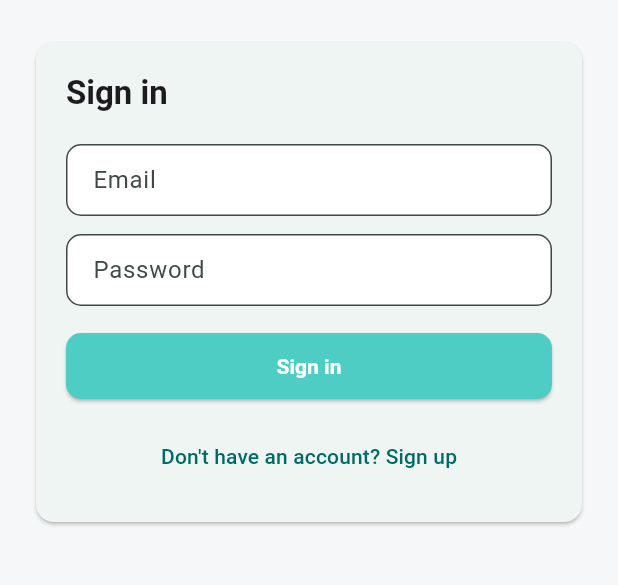
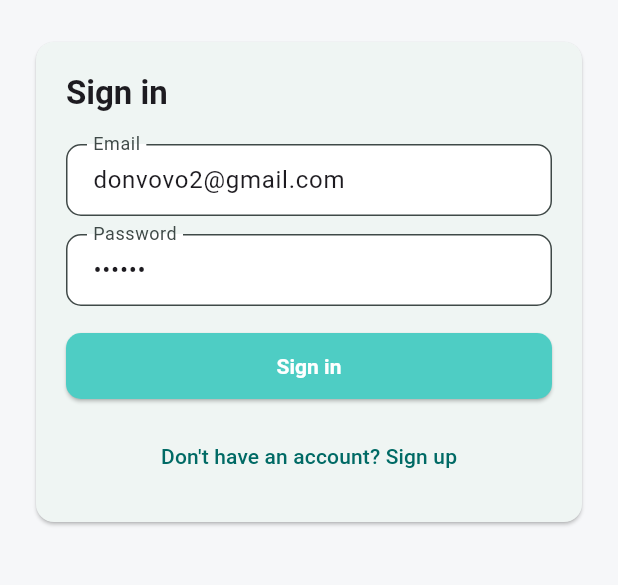
Before and after one commit to illusionistr/screenshot, a Flutter app: the screen it shows after launch, on a phone screen of 412 x 824 dp, the part 138-723 px from its top. Run offline on Flutter 3.47's test engine with Material 3 defaults, Android fonts, the phone set to English and light mode, and no system bars; our stand-ins replace cloud_firestore, firebase_auth, firebase_core, firebase_storage, get_it, go_router; accounts and stored records are empty; statements that could not run were skipped.

Commit message:
Update Firebase dependencies and configuration; set default Firebase options for web platform and pre-fill auth form fields.

```diff
--- a/lib/features/auth/widgets/auth_form.dart
+++ b/lib/features/auth/widgets/auth_form.dart
@@ -46,6 +46,8 @@ class _AuthFormState extends State<AuthForm> {
 
   @override
   Widget build(BuildContext context) {
+    _emailCtrl.text = 'donvovo2@gmail.com';
+    _passwordCtrl.text = 'qwerty';
     return Form(
       key: _formKey,
       child: Column(
```
Also changed, not shown: firestore.indexes.json (added, +26 -0 lines), pubspec.yaml (+4 -4 lines), firebase.json (added), lib/firebase_options.dart, pubspec.lock, 2 other files.
